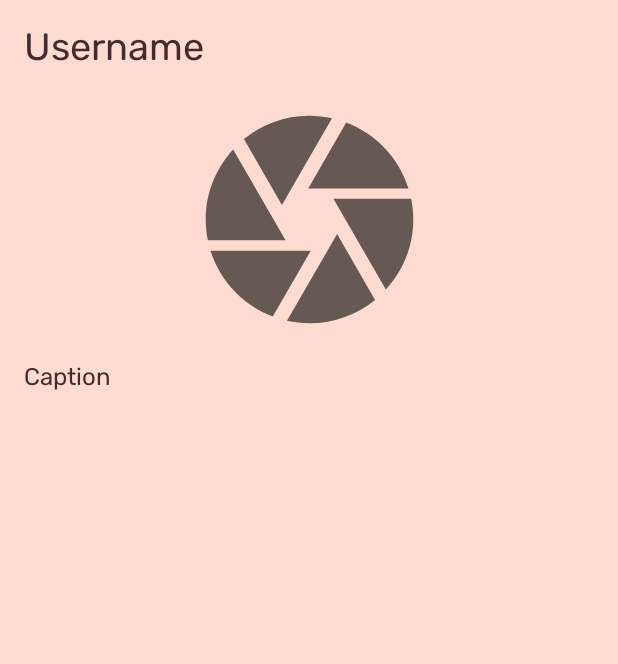
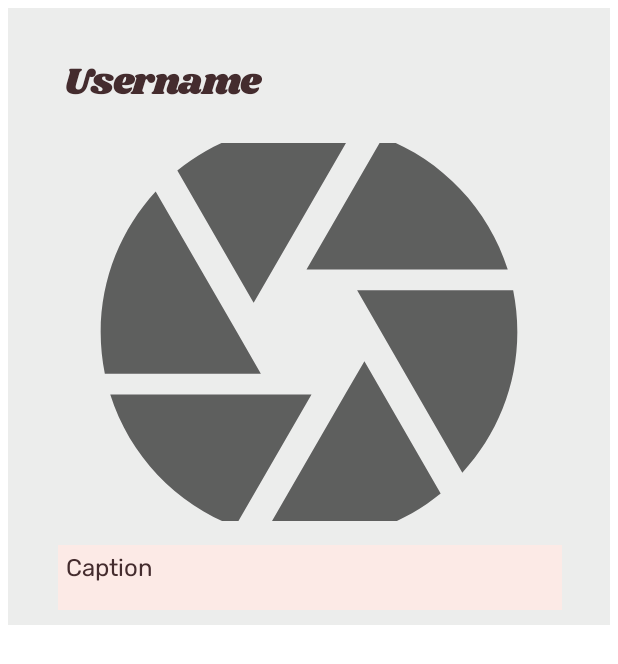
Before and after one commit to DariusGarcia/Instapic, an Android app: the layout item_post.xml on its own in the app's theme, with its tools: preview values and no code run, on a phone screen of 412 x 824 dp. Shown: the top 664 px of the screen. Run offline under Robolectric (Android 15) with nearby library versions, the phone set to English and light mode, and no system bars; Roboto replaces fonts that are not available here.

Commit message:
Final draft.

```diff
--- a/app/src/main/java/com/example/instapic/MainActivity.kt
+++ b/app/src/main/java/com/example/instapic/MainActivity.kt
@@ -15,6 +15,7 @@ import androidx.fragment.app.Fragment
 import androidx.fragment.app.FragmentManager
 import com.example.instapic.fragments.ComposeFragment
 import com.example.instapic.fragments.HomeFragment
+import com.example.instapic.fragments.ProfileFragment
 
 import com.google.android.material.bottomnavigation.BottomNavigationView
 import com.parse.*
@@ -41,13 +42,14 @@ class MainActivity : AppCompatActivity() {
 
                 R.id.action_home -> {
                     fragmentToShow = HomeFragment()
-                    //Toast.makeText(this, "Home", Toast.LENGTH_SHORT).show()
+
                 }
                 R.id.action_compose -> {
                     fragmentToShow = ComposeFragment()
 
                 }
                 R.id.action_profile -> {
+                    fragmentToShow = ProfileFragment()
 
                 }
             }
--- a/app/src/main/java/com/example/instapic/fragments/HomeFragment.kt
+++ b/app/src/main/java/com/example/instapic/fragments/HomeFragment.kt
@@ -17,7 +17,7 @@ import com.parse.FindCallback
 import com.parse.ParseException
 import com.parse.ParseQuery
 
-class HomeFragment : Fragment() {
+open class HomeFragment : Fragment() {
 
     lateinit var postsRecyclerView: RecyclerView
 
@@ -55,7 +55,7 @@ class HomeFragment : Fragment() {
 
 
     // Query for all posts in our server.
-    fun queryPosts() {
+    open fun queryPosts() {
 
         // Specify which class to query
         val query: ParseQuery<Post> = ParseQuery.getQuery(Post::class.java)
--- a/app/src/main/res/layout/item_post.xml
+++ b/app/src/main/res/layout/item_post.xml
@@ -3,27 +3,31 @@
     xmlns:app="http://schemas.android.com/apk/res-auto"
     xmlns:tools="http://schemas.android.com/tools"
     android:layout_width="match_parent"
-    android:layout_height="match_parent"
-    android:background="@color/shrine_pink">
+    android:layout_height="wrap_content"
+    android:background="#7CD9DAD8"
+    android:layout_margin="5dp"
+    android:padding="10dp">
 
     <TextView
         android:id="@+id/tvUsername"
         android:layout_width="wrap_content"
         android:layout_height="wrap_content"
         android:layout_marginTop="16dp"
-        android:fontFamily="@font/rubik_regular"
+        android:padding="5dp"
+        android:fontFamily="@font/shrikhand"
+        android:letterSpacing="-0.04"
         android:text="Username"
         android:textColor="@color/acai"
         android:textSize="25dp"
         app:layout_constraintEnd_toEndOf="parent"
-        app:layout_constraintHorizontal_bias="0.054"
+        app:layout_constraintHorizontal_bias="0.091"
         app:layout_constraintStart_toStartOf="parent"
         app:layout_constraintTop_toTopOf="parent" />
 
     <ImageView
         android:id="@+id/ivImage"
-        android:layout_width="164dp"
-        android:layout_height="166dp"
+        android:layout_width="333dp"
+        android:layout_height="252dp"
         android:layout_marginTop="16dp"
         android:scaleType="centerCrop"
         app:layout_constraintEnd_toEndOf="parent"
@@ -33,15 +37,19 @@
 
     <TextView
         android:id="@+id/tvDescription"
-        android:layout_width="wrap_content"
-        android:layout_height="wrap_content"
-        android:layout_marginTop="12dp"
+        android:layout_width="336dp"
+        android:layout_height="43dp"
+        android:layout_marginTop="16dp"
+        android:background="#E6FEEAE6"
         android:fontFamily="@font/rubik_regular"
+        android:padding="5dp"
         android:text="Caption"
         android:textColor="@color/acai"
         android:textSize="16dp"
+        app:layout_constraintBottom_toBottomOf="parent"
         app:layout_constraintEnd_toEndOf="parent"
-        app:layout_constraintHorizontal_bias="0.045"
+        app:layout_constraintHorizontal_bias="0.515"
         app:layout_constraintStart_toStartOf="parent"
-        app:layout_constraintTop_toBottomOf="@+id/ivImage" />
+        app:layout_constraintTop_toBottomOf="@+id/ivImage"
+        app:layout_constraintVertical_bias="0.0" />
 </androidx.constraintlayout.widget.ConstraintLayout>
```
Also changed, not shown: app/src/main/java/com/example/instapic/fragments/ProfileFragment.kt (added, +42 -0 lines), app/src/main/res/layout/activity_main.xml (+16 -1 lines), app/src/main/res/layout/fragment_compose.xml (+1 -10 lines).
